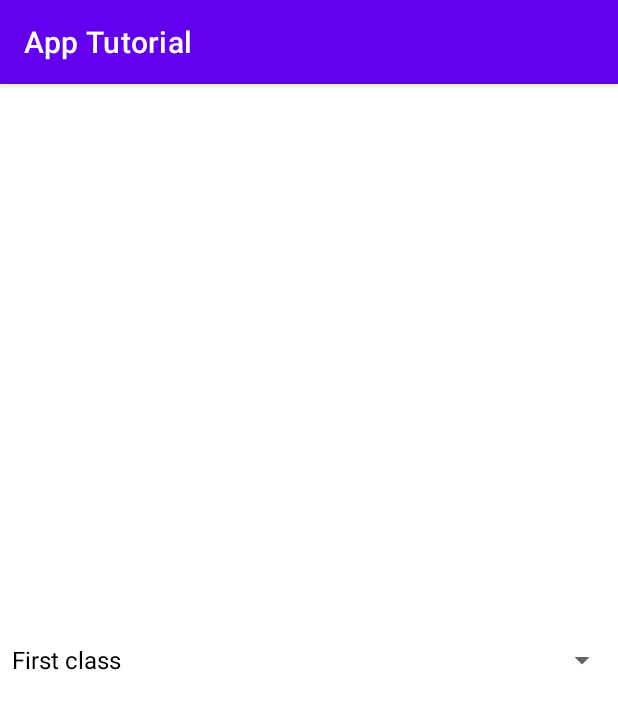
After one commit to nickforbizz/AndroidFundamentals, an Android app: the SpinnerActivity screen opened directly, with no data from a screen before it, on a phone screen of 412 x 824 dp. The commit adds this screen. Shown: the top 709 px of the screen. Run offline under Robolectric (Android 15) with nearby library versions, the phone set to English and light mode, and no system bars.

Commit message:
Spinners

```diff
--- a/app/src/main/AndroidManifest.xml
+++ b/app/src/main/AndroidManifest.xml
@@ -9,7 +9,8 @@
         android:roundIcon="@mipmap/ic_launcher_round"
         android:supportsRtl="true"
         android:theme="@style/Theme.MyApplication">
-        <activity android:name=".AlertdialogsActivity"></activity>
+        <activity android:name=".SpinnerActivity"></activity>
+        <activity android:name=".AlertdialogsActivity" />
         <activity android:name=".ToastActivity" />
         <activity android:name=".MainActivity">
             <intent-filter>
--- a/app/src/main/java/com/example/myapplication/MainActivity.kt
+++ b/app/src/main/java/com/example/myapplication/MainActivity.kt
@@ -48,7 +48,7 @@ class MainActivity : AppCompatActivity() {
             R.id.miAlertdialog -> Intent(this, AlertdialogsActivity::class.java).also {
                 startActivity(it)
             }
-            R.id.miSpinners -> Intent(this, AlertdialogsActivity::class.java).also {
+            R.id.miSpinners -> Intent(this, SpinnerActivity::class.java).also {
                 startActivity(it)
             }
         }
--- /dev/null
+++ b/app/src/main/java/com/example/myapplication/SpinnerActivity.kt
@@ -0,0 +1,35 @@
+package com.example.myapplication
+
+import androidx.appcompat.app.AppCompatActivity
+import android.os.Bundle
+import android.view.View
+import android.widget.AdapterView
+import android.widget.ArrayAdapter
+import android.widget.Toast
+import kotlinx.android.synthetic.main.activity_spinner.*
+
+class SpinnerActivity : AppCompatActivity() {
+    override fun onCreate(savedInstanceState: Bundle?) {
+        super.onCreate(savedInstanceState)
+        setContentView(R.layout.activity_spinner)
+
+//        Dynamic
+        val customList = listOf<String>("First class", "Second Class", "Pass")
+        val adapter = ArrayAdapter<String>(this, R.layout.support_simple_spinner_dropdown_item, customList)
+        spMonths.adapter = adapter
+
+//        static
+        spMonths.onItemSelectedListener = object : AdapterView.OnItemSelectedListener{
+            override fun onItemSelected(adapterView: AdapterView<*>?, view: View?, position: Int, id: Long) {
+                Toast.makeText(this@SpinnerActivity,
+                    "You selected ${adapterView?.getItemAtPosition(position).toString()}",
+                Toast.LENGTH_LONG).show()
+            }
+
+            override fun onNothingSelected(p0: AdapterView<*>?) {
+
+            }
+        }
+
+    }
+}
--- /dev/null
+++ b/app/src/main/res/layout/activity_spinner.xml
@@ -0,0 +1,21 @@
+<?xml version="1.0" encoding="utf-8"?>
+<androidx.constraintlayout.widget.ConstraintLayout xmlns:android="http://schemas.android.com/apk/res/android"
+    xmlns:app="http://schemas.android.com/apk/res-auto"
+    xmlns:tools="http://schemas.android.com/tools"
+    android:layout_width="match_parent"
+    android:layout_height="match_parent"
+    tools:context=".SpinnerActivity">
+
+
+    <Spinner
+        android:id="@+id/spMonths"
+        android:layout_width="match_parent"
+        android:layout_height="wrap_content"
+        android:entries="@array/months"
+        app:layout_constraintBottom_toBottomOf="parent"
+        app:layout_constraintEnd_toEndOf="parent"
+        app:layout_constraintHorizontal_bias="0.5"
+        app:layout_constraintStart_toStartOf="parent"
+        app:layout_constraintTop_toTopOf="parent" />
+
+</androidx.constraintlayout.widget.ConstraintLayout>
--- a/app/src/main/res/values/strings.xml
+++ b/app/src/main/res/values/strings.xml
@@ -1,3 +1,18 @@
 <resources>
     <string name="app_name">App Tutorial</string>
+
+    <string-array name="months">
+        <item>January</item>
+        <item>February</item>
+        <item>March</item>
+        <item>April</item>
+        <item>May</item>
+        <item>June</item>
+        <item>July</item>
+        <item>August</item>
+        <item>September</item>
+        <item>October</item>
+        <item>November</item>
+        <item>December</item>
+    </string-array>
 </resources>
```
